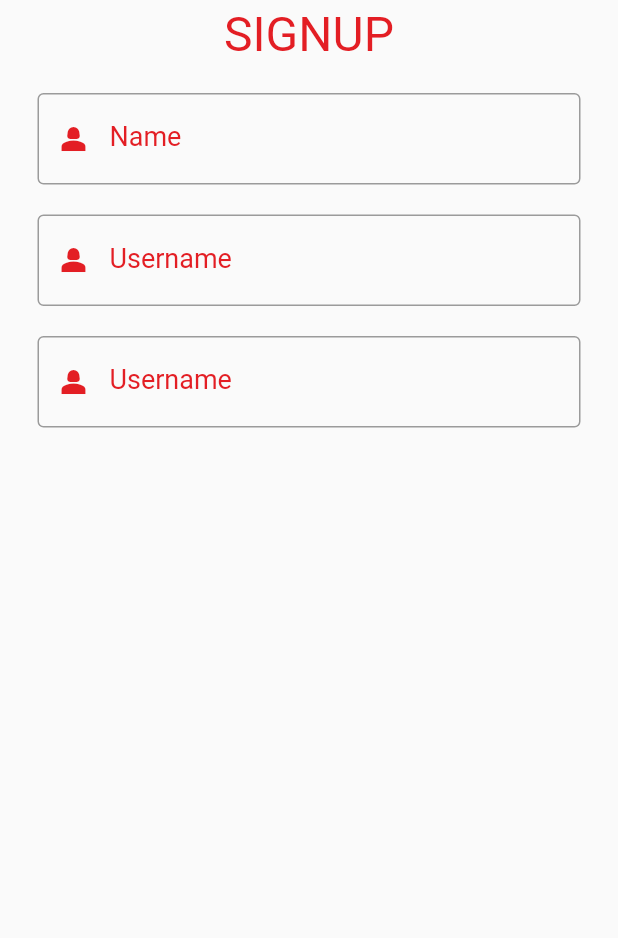
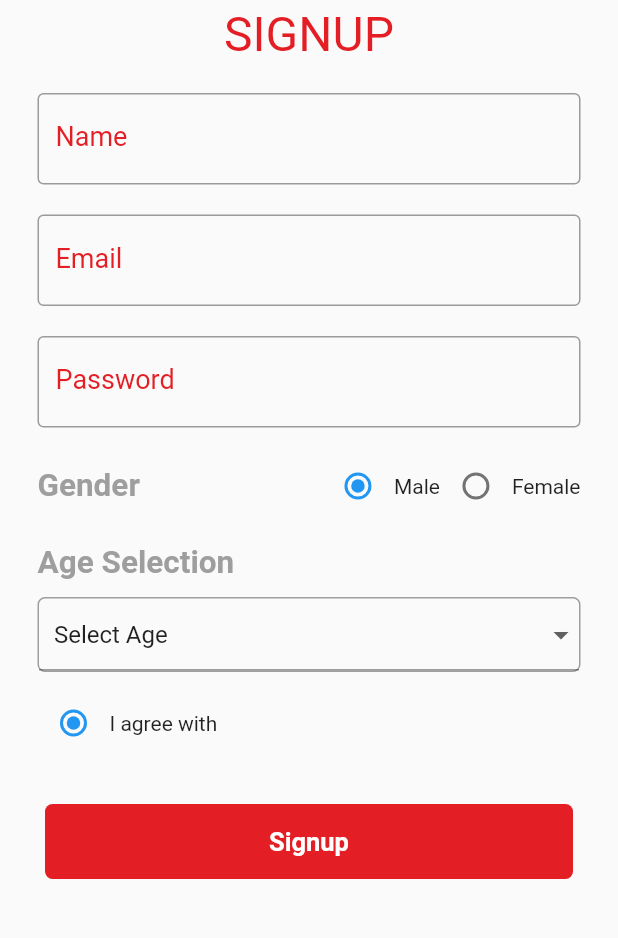
Before and after one commit to Deepaksrivastava123/vbdau, a Flutter app: the screen it shows after launch, after a tap on "SIGNUP", on a phone screen of 412 x 824 dp, the part 240-1178 px from its top. Run offline on Flutter 3.47's test engine with Material 2 defaults, Android fonts, the light colour scheme and no system bars; our stand-ins replace another_flushbar, fluttertoast; Roboto replaces fonts that are missing (Avenir).

Commit message:
Design added

```diff
--- a/lib/res/colors.dart
+++ b/lib/res/colors.dart
@@ -3,7 +3,7 @@ import 'package:flutter/material.dart';
 class AppColors {
   static const Color blackColor = Color(0xFF00000);
   static const Color whiteColor = Color(0xFFFFFFFF);
-  static const Color black = Color(0x000000);
+  static const Color black = Colors.black;
   static const Color buttonColor = Colors.green;
   static const Color themeColor = Color.fromRGBO(227, 30, 36, 1);
 }
--- a/lib/screens/AuthScreens/login_screen.dart
+++ b/lib/screens/AuthScreens/login_screen.dart
@@ -1,6 +1,7 @@
 import 'package:flutter/material.dart';
 import 'package:vbdau/res/colors.dart';
 import 'package:vbdau/screens/AuthScreens/sign_up.dart';
+import 'package:vbdau/screens/Dashboard/dashboard_main.dart';
 
 import '../../components/round_button.dart';
 import '../../utils/utils.dart';
@@ -55,13 +56,13 @@ class _LoginScreenState extends State<LoginScreen> {
                   labelText: 'Username',
                   labelStyle: TextStyle(
                       color: AppColors.themeColor, fontFamily: 'Avenir'),
-                  prefixIcon: Icon(
-                    Icons.person_2_sharp,
-                    color: AppColors.themeColor,
-                  ),
+                  // prefixIcon: Icon(
+                  //   Icons.person_2_sharp,
+                  //   color: AppColors.themeColor,
+                  // ),
                   focusedBorder: OutlineInputBorder(
                     borderSide:
-                    BorderSide(width: 1, color: AppColors.themeColor),
+                    BorderSide(width: 1, color: AppColors.blackColor),
                   ),
                 ),
                 onFieldSubmitted: (value) {
@@ -91,12 +92,12 @@ class _LoginScreenState extends State<LoginScreen> {
                         ),
                         hintText: 'Password',
                         hintStyle: TextStyle(
-                            color: AppColors.themeColor, fontFamily: 'Avenir'),
+                            color: AppColors.blackColor, fontFamily: 'Avenir'),
                         labelText: 'Password',
-                        prefixIcon: Icon(
-                          Icons.lock_clock_sharp,
-                          color: AppColors.themeColor,
-                        ),
+                        // prefixIcon: Icon(
+                        //   Icons.lock_clock_sharp,
+                        //   color: AppColors.themeColor,
+                        // ),
                         labelStyle: TextStyle(
                             color: AppColors.themeColor, fontFamily: 'Avenir'),
                         focusedBorder: OutlineInputBorder(
@@ -127,19 +128,12 @@ class _LoginScreenState extends State<LoginScreen> {
                   title: 'Login',
                  // loading: auth.loading,
                   onPress: () {
-                    if (_emailController.text.isEmpty) {
-                      Utils.flushBarErrorMessages(
-                          'Please enter username', context);
-                    } else if (_passwordController.text.isEmpty) {
-                      Utils.flushBarErrorMessages(
-                          'Please enter password', context);
-                    } else {
-                      Map data = {
-                        "username": _emailController.text.toString(),
-                        "password": _passwordController.text.toString()
-                      };
-                     // auth.loginApi(data, context);
-                    }
+
+                    Navigator.push(
+                        context,
+                        MaterialPageRoute(
+                            builder: (context) => DashboardMain()));
+
                   }),
             ),
             SizedBox(
--- a/lib/screens/AuthScreens/sign_up.dart
+++ b/lib/screens/AuthScreens/sign_up.dart
@@ -1,6 +1,7 @@
 import 'package:flutter/cupertino.dart';
 import 'package:flutter/material.dart';
 
+import '../../components/round_button.dart';
 import '../../res/colors.dart';
 
 class SignUp extends StatefulWidget {
@@ -11,15 +12,19 @@ class SignUp extends StatefulWidget {
 }
 
 class _SignUpState extends State<SignUp> {
+  String _selectedGender = 'Male';
+  final List<String> items = ['Select Age', '0-16', '16-30', '30-45','Above 45'];
+
+  String selectedItem = 'Select Age';
+
   @override
   Widget build(BuildContext context) {
     return Scaffold(
         body: SingleChildScrollView(
             child: SafeArea(
       child: Padding(
-              padding: EdgeInsets.only(left: 25,right: 25),
-              child: Column(
-                children: [
+        padding: EdgeInsets.only(left: 25, right: 25),
+        child: Column(crossAxisAlignment: CrossAxisAlignment.start, children: [
           Container(
             child: Column(
               children: <Widget>[
@@ -37,6 +42,7 @@ class _SignUpState extends State<SignUp> {
           ),
           Container(
             margin: EdgeInsets.only(top: 4),
+            child: Center(
               child: Text(
                 'SIGNUP',
                 style: TextStyle(
@@ -46,7 +52,7 @@ class _SignUpState extends State<SignUp> {
                     fontFamily: 'Avenir'),
               ),
             ),
-
+          ),
           Container(
             margin: EdgeInsets.only(top: 20),
             child: TextFormField(
@@ -64,16 +70,10 @@ class _SignUpState extends State<SignUp> {
                 labelText: 'Name',
                 labelStyle: TextStyle(
                     color: AppColors.themeColor, fontFamily: 'Avenir'),
-                        prefixIcon: Icon(
-                          Icons.person_2_sharp,
-                          color: AppColors.themeColor,
-                        ),
                 focusedBorder: OutlineInputBorder(
-                          borderSide:
-                          BorderSide(width: 1, color: AppColors.themeColor),
+                  borderSide: BorderSide(width: 1, color: AppColors.themeColor),
                 ),
               ),
-
             ),
           ),
           Container(
@@ -87,22 +87,16 @@ class _SignUpState extends State<SignUp> {
               decoration: InputDecoration(
                 border: OutlineInputBorder(
                     borderSide: BorderSide(color: AppColors.themeColor)),
-                        hintText: 'Username',
+                hintText: 'Email',
                 hintStyle: TextStyle(
                     color: AppColors.themeColor, fontFamily: 'Avenir'),
-                        labelText: 'Username',
+                labelText: 'Email',
                 labelStyle: TextStyle(
                     color: AppColors.themeColor, fontFamily: 'Avenir'),
-                        prefixIcon: Icon(
-                          Icons.person_2_sharp,
-                          color: AppColors.themeColor,
-                        ),
                 focusedBorder: OutlineInputBorder(
-                          borderSide:
-                          BorderSide(width: 1, color: AppColors.themeColor),
+                  borderSide: BorderSide(width: 1, color: AppColors.themeColor),
                 ),
               ),
-
             ),
           ),
           Container(
@@ -116,29 +110,120 @@ class _SignUpState extends State<SignUp> {
               decoration: InputDecoration(
                 border: OutlineInputBorder(
                     borderSide: BorderSide(color: AppColors.themeColor)),
-                        hintText: 'Username',
+                hintText: 'Password',
                 hintStyle: TextStyle(
                     color: AppColors.themeColor, fontFamily: 'Avenir'),
-                        labelText: 'Username',
+                labelText: 'Password',
                 labelStyle: TextStyle(
                     color: AppColors.themeColor, fontFamily: 'Avenir'),
-                        prefixIcon: Icon(
-                          Icons.person_2_sharp,
-                          color: AppColors.themeColor,
-                        ),
                 focusedBorder: OutlineInputBorder(
-                          borderSide:
-                          BorderSide(width: 1, color: AppColors.themeColor),
-                        ),
-                      ),
-
-                    ),
-                  ),
-
-                ],
+                  borderSide: BorderSide(width: 1, color: AppColors.themeColor),
                 ),
               ),
             ),
-        ));
+          ),
+          SizedBox(
+            height: 15,
+          ),
+          Row(
+            children: [
+              Text(
+                'Gender',
+                style: TextStyle(
+                    fontSize: 21,
+                    color: Colors.grey,
+                    fontWeight: FontWeight.bold),
+              ),
+              Spacer(),
+              Radio(
+                value: 'Male',
+                groupValue: _selectedGender,
+                onChanged: (value) {
+                  setState(() {
+                    // _selectedGender = value;
+                  });
+                },
+              ),
+              Text('Male'),
+              Radio(
+                value: 'Female',
+                groupValue: _selectedGender,
+                onChanged: (value) {
+                  setState(() {
+                    //_selectedGender = value;
+                  });
+                },
+              ),
+              Text('Female'),
+            ],
+          ),
+          SizedBox(
+            height: 15,
+          ),
+          Text(
+            'Age Selection',
+            style: TextStyle(
+                fontSize: 21, color: Colors.grey, fontWeight: FontWeight.bold),
+          ),
+          SizedBox(height: 10,),
+          Container(
+            decoration: BoxDecoration(
+              border: Border.all(
+                color: Colors.grey,
+                width: 1.0,
+              ),
+              borderRadius: BorderRadius.circular(5.0),
+            ),
+            child: Form(
+              child: DropdownButtonFormField<String>(
+                value: selectedItem,
+                onChanged: (String? value) {
+                  setState(() {
+                    selectedItem = value!;
+                  });
+                },
+                items: items.map((String value) {
+                  return DropdownMenuItem<String>(
+                    value: value,
+                    child: Padding(
+                      padding: const EdgeInsets.only(left: 10),
+                      child: Text(value),
+                    ),
+                  );
+                }).toList(),
+              ),
+            ),
+          ),
+          SizedBox(height: 10,),
+          Row(
+            children: [
+              Radio(
+                value: 'Male',
+                groupValue: _selectedGender,
+                onChanged: (value) {
+                  setState(() {
+                    // _selectedGender = value;
+                  });
+                },
+              ),
+              Text('I agree with'),
+            ],
+          ),
+          SizedBox(height: 30,),
+          Container(
+            margin: EdgeInsets.only(left: 5,right: 5),
+            child: RoundButton(
+                title: 'Signup',
+                // loading: auth.loading,
+                onPress: () {
+
+                    // auth.loginApi(data, context);
+
+                }),
+          ),
+        ]
+        ),
+      ),
+    )));
   }
 }
```
Also changed, not shown: lib/screens/Dashboard/contact_us.dart (added, +18 -0 lines), lib/screens/Dashboard/dashboard_main.dart (added, +83 -0 lines), lib/screens/Dashboard/dashboard_screen.dart (added, +116 -0 lines), lib/screens/Dashboard/more_screen.dart (added, +18 -0 lines), lib/screens/Dashboard/plans_screen.dart (added, +116 -0 lines), lib/screens/Dashboard/profile_screen.dart (added, +147 -0 lines), assets/images/Rectangle 10.png (added), assets/images/Rectangle 5.png (added), assets/images/Rectangle 6.png (added), assets/images/Rectangle 7.png (added), assets/images/Rectangle 8.png (added), assets/images/Rectangle 9.png (added), assets/images/rectangle.png (added). Lines whose indentation alone changed are shown as unchanged.
